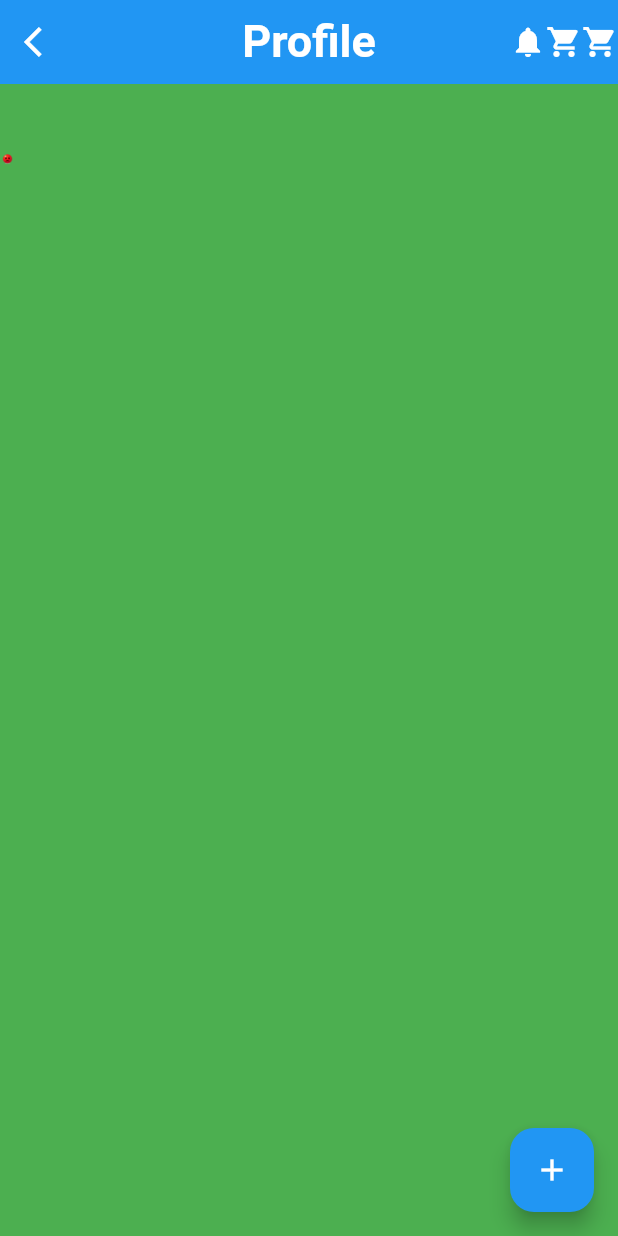
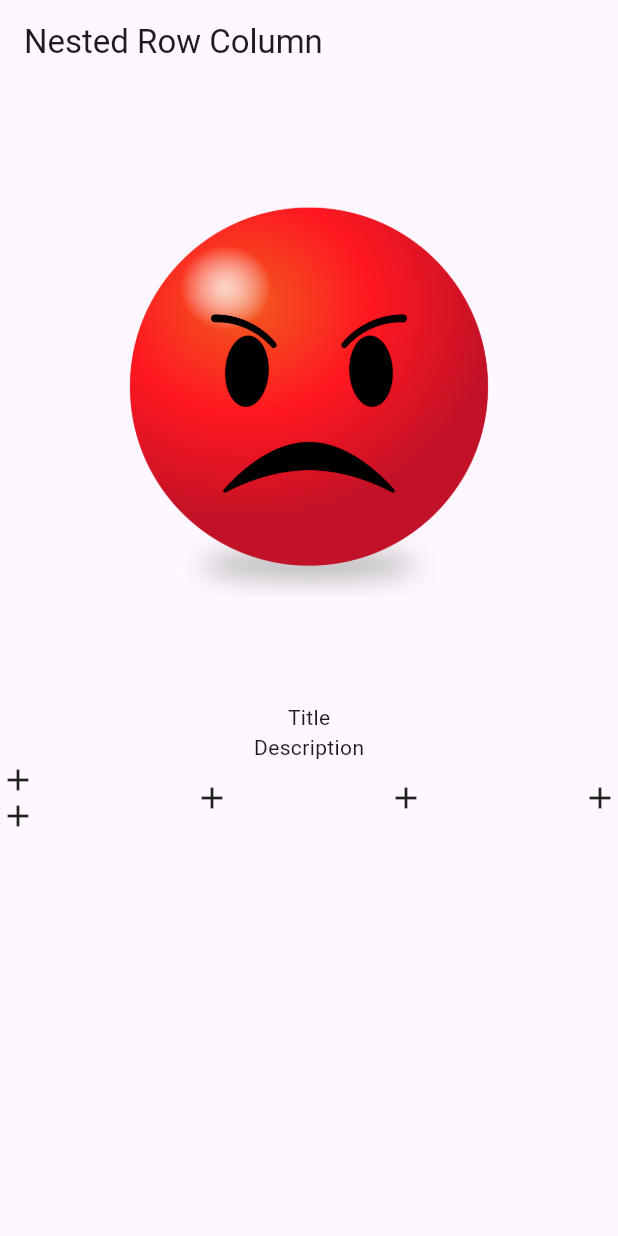
Before and after one commit to MuhammadAliKust/Flutter-B15, a Flutter app: the screen it shows after launch, on a phone screen of 412 x 824 dp. Run offline on Flutter 3.47's test engine with Material 3 defaults, Android fonts, the phone set to English and light mode, and no system bars.

Commit message:
Nested Row Column Done

```diff
--- /dev/null
+++ b/lib/image.dart
@@ -0,0 +1,38 @@
+import 'package:flutter/material.dart';
+
+class ImageView extends StatelessWidget {
+  const ImageView({super.key});
+
+  @override
+  Widget build(BuildContext context) {
+    return Scaffold(
+      appBar: AppBar(
+        title: Text("Nested Row Column"),
+      ),
+      body: SingleChildScrollView(
+        child: Column(children: [
+
+          Image.asset('assets/images/emoji.png'),
+          Text("Title"),
+          Text("Description"),
+          Row(
+
+            mainAxisAlignment: MainAxisAlignment.spaceBetween,
+            children: [
+           Column(children: [
+             Icon(Icons.add),
+
+             Icon(Icons.add),
+
+           ],),
+            Icon(Icons.add),
+
+            Icon(Icons.add),
+            Icon(Icons.add),
+          ],)
+
+        ],),
+      ),
+    );
+  }
+}
--- a/lib/main.dart
+++ b/lib/main.dart
@@ -1,5 +1,5 @@
 import 'package:flutter/material.dart';
-
+import 'image.dart';
 void main() {
   runApp(MyApp());
 }
@@ -11,50 +11,7 @@ class MyApp extends StatelessWidget {
   Widget build(BuildContext context) {
     return MaterialApp(
       debugShowCheckedModeBanner: false,
-      home: Scaffold(
-        backgroundColor: Colors.green,
-        appBar: AppBar(
-          backgroundColor: Colors.blue,
-          title: Text(
-            "Profile",
-            style: TextStyle(
-                color: Colors.white, fontSize: 30, fontWeight: FontWeight.bold),
-          ),
-          centerTitle: true,
-          leading: Icon(
-            Icons.arrow_back_ios,
-            color: Colors.white,
-          ),
-          actions: [
-            Icon(
-              Icons.notifications,
-              color: Colors.white,
-            ),
-            Icon(
-              Icons.shopping_cart,
-              color: Colors.white,
-            ),
-            Icon(
-              Icons.shopping_cart,
-              color: Colors.white,
-            ),
-          ],
-        ),
-        body: Image.asset('assets/images/emoji.png',height: 100,width: 10,),
-        // body: Image.network(
-        //   "https://letsenhance.io/static/8f5e523ee6b2479e26ecc91b9c25261e/1015f/MainAfter.jpg",
-        //   height: 100,
-        //   width: 50,
-        // ),
-        floatingActionButton: FloatingActionButton(
-          onPressed: () {},
-          child: Icon(
-            Icons.add,
-            color: Colors.white,
-          ),
-          backgroundColor: Colors.blue,
-        ),
-      ),
+      home: ImageView(),
     );
   }
 }
```
